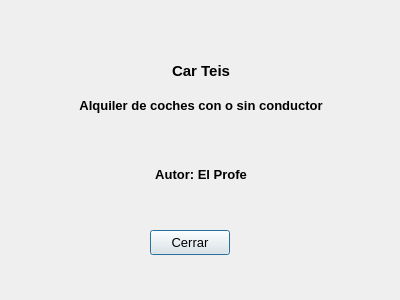
Cross048/DAM_2, file Interfaces/BernalMendez/templates/dlgAcerca.ui: the form before one commit.
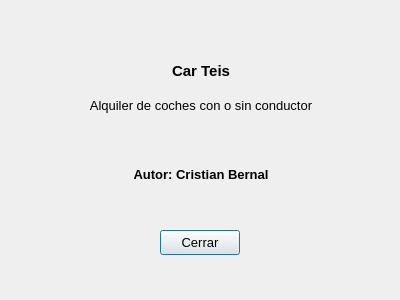
The form after the commit. Icons and pictures are not drawn.

The edit to the form file:
```diff
--- a/Interfaces/BernalMendez/templates/dlgAcerca.ui
+++ b/Interfaces/BernalMendez/templates/dlgAcerca.ui
@@ -38,7 +38,7 @@
   <widget class="QPushButton" name="btnCerrar">
    <property name="geometry">
     <rect>
-     <x>150</x>
+     <x>160</x>
      <y>230</y>
      <width>80</width>
      <height>25</height>
@@ -140,8 +140,9 @@
       <property name="font">
        <font>
         <pointsize>10</pointsize>
-        <weight>75</weight>
-        <bold>true</bold>
+        <weight>50</weight>
+        <bold>false</bold>
+        <kerning>true</kerning>
        </font>
       </property>
       <property name="text">
@@ -197,7 +198,7 @@
        </font>
       </property>
       <property name="text">
-       <string>Autor: El Profe</string>
+       <string>Autor: Cristian Bernal</string>
       </property>
       <property name="alignment">
        <set>Qt::AlignCenter</set>
```
Left out of the diff: 2 changed lines with no effect on the pictures.
